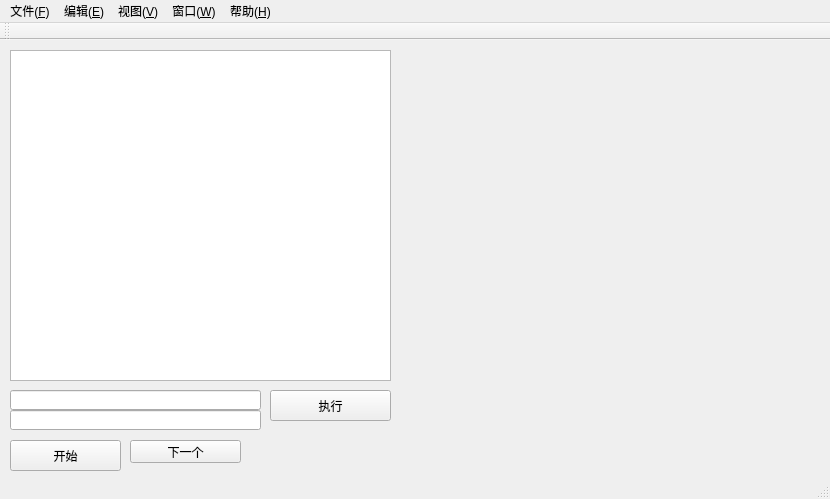
Above: FigureItNow7/MainWindow.ui from yuylong/FigureItNow before the change. Below: the same form after it.
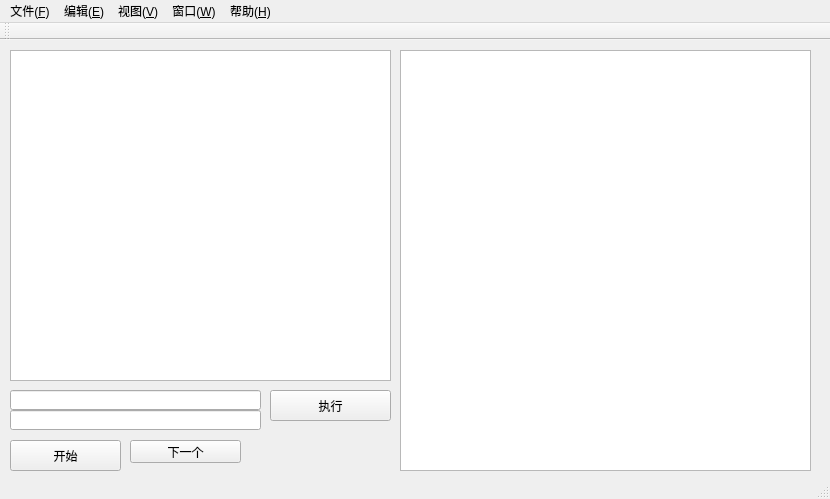
That is the form after the change.

Commit message: Add a graphics view controller on MainWindow.

```diff
--- a/FigureItNow7/MainWindow.ui
+++ b/FigureItNow7/MainWindow.ui
@@ -83,6 +83,16 @@
      <string>执行</string>
     </property>
    </widget>
+   <widget class="QGraphicsView" name="graphicsView">
+    <property name="geometry">
+     <rect>
+      <x>400</x>
+      <y>10</y>
+      <width>411</width>
+      <height>421</height>
+     </rect>
+    </property>
+   </widget>
   </widget>
   <widget class="QMenuBar" name="menuBar">
    <property name="geometry">
```
The commit also changes 3 other files.
